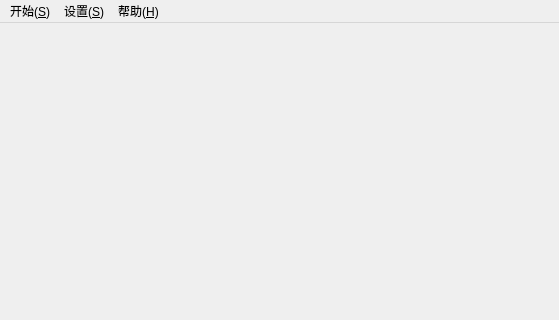
Booooooooooo/gobang, file mainwindow.ui: the form before one commit; both pictures show x 0 to 559 and y 0 to 320 of the 559 by 685 pixel window.
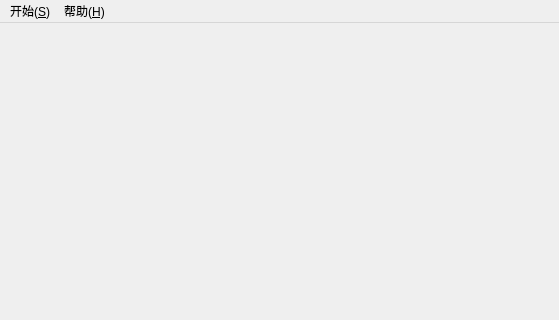
The form after the commit. Icons and pictures are not drawn.

The edit to the form file:
```diff
--- a/mainwindow.ui
+++ b/mainwindow.ui
@@ -89,14 +89,7 @@
     </property>
     <addaction name="actionAbout"/>
    </widget>
-   <widget class="QMenu" name="menu_S_2">
-    <property name="title">
-     <string>设置(&amp;S)</string>
-    </property>
-    <addaction name="actionSound_M"/>
-   </widget>
    <addaction name="menu_S"/>
-   <addaction name="menu_S_2"/>
    <addaction name="menu_H"/>
   </widget>
   <widget class="QStatusBar" name="statusBar"/>
```
Left out of the diff: 10 changed lines with no effect on the pictures.
